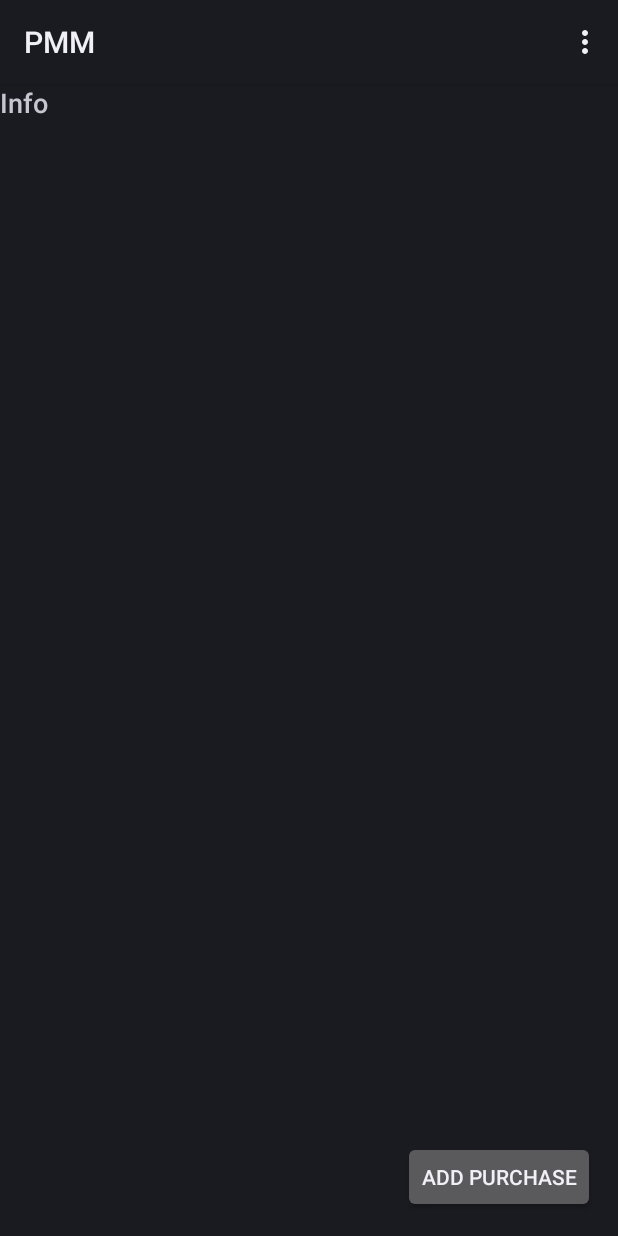
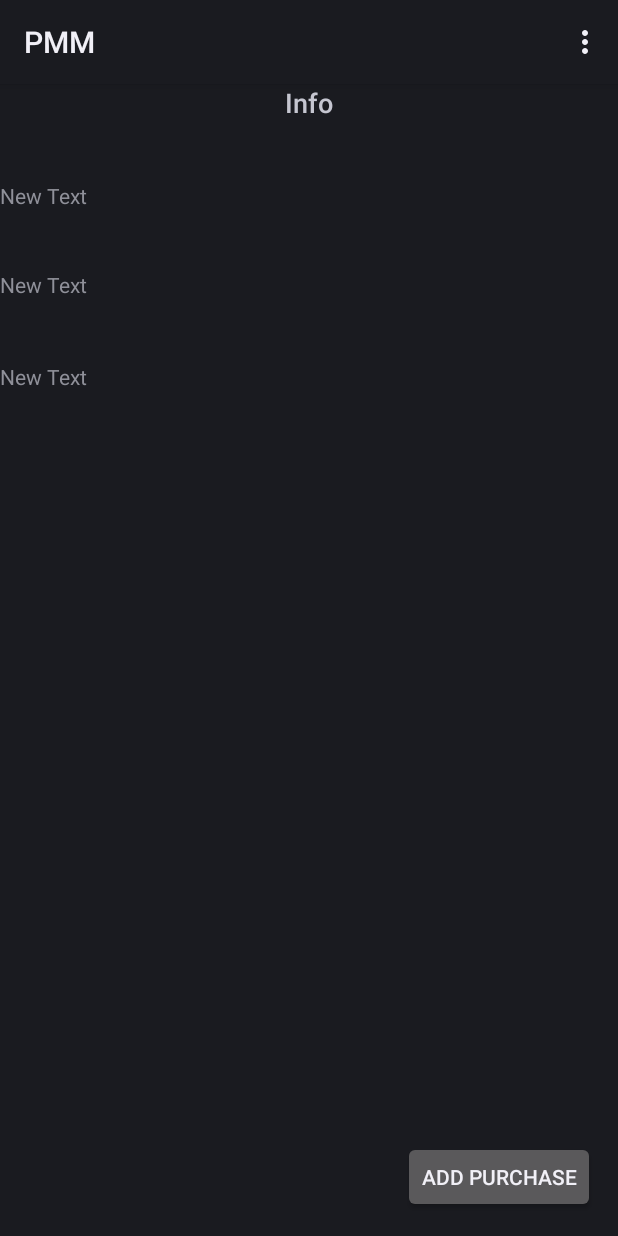
Before and after one commit to tylerstonge/PersonalMoneyManager, an Android app: the screen it shows after launch (MainActivity), on a phone screen of 412 x 824 dp. Run offline under Robolectric (Android 15) with nearby library versions, the phone set to English and light mode, and no system bars.

```diff
--- a/src/main/java/edu/oswego/tygama344/DatabaseContract.java
+++ b/src/main/java/edu/oswego/tygama344/DatabaseContract.java
@@ -15,6 +15,6 @@ public final class DatabaseContract {
 		public static final String CREATE = "create table " + TABLE_NAME + "(" +
 				_ID + " integer primary key autoincrement, " +
 			COLUMN_NAME + " text not null, " +
-			COLUMN_AMOUNT + " float not null);";
+			COLUMN_AMOUNT + " integer not null);";
 	}
 }
--- a/src/main/java/edu/oswego/tygama344/MainActivity.java
+++ b/src/main/java/edu/oswego/tygama344/MainActivity.java
@@ -84,7 +84,7 @@ public class MainActivity extends Activity {
                 String name = data.getStringExtra("name");
                 double amount = data.getDoubleExtra("amount", 0.0);
                 // Store the new purchase object
-                db.insertPurchase(new Purchase(name, amount));
+                db.insertPurchase(new Purchase(name, (int)(amount*(100))));
             }
         }
     }
--- a/src/main/java/edu/oswego/tygama344/MySQLiteHelper.java
+++ b/src/main/java/edu/oswego/tygama344/MySQLiteHelper.java
@@ -28,7 +28,7 @@ public class MySQLiteHelper extends SQLiteOpenHelper {
         onCreate(db);
     }
 
-	public boolean insertPurchase(String name, float amount) {
+	public boolean insertPurchase(String name, int amount) {
 		SQLiteDatabase db = this.getWritableDatabase();
 		ContentValues vals = new ContentValues();
 		vals.put(DatabaseContract.PurchaseEntry.COLUMN_NAME, name);
@@ -55,7 +55,7 @@ public class MySQLiteHelper extends SQLiteOpenHelper {
 
         if (cursor.moveToFirst()) {
             String name = cursor.getString(cursor.getColumnIndex(DatabaseContract.PurchaseEntry.COLUMN_NAME));
-            float amount = cursor.getFloat(cursor.getColumnIndex(DatabaseContract.PurchaseEntry.COLUMN_AMOUNT));
+            int amount = cursor.getInt(cursor.getColumnIndex(DatabaseContract.PurchaseEntry.COLUMN_AMOUNT));
             cursor.close();
 
             return new Purchase(id, name, amount);
@@ -72,7 +72,7 @@ public class MySQLiteHelper extends SQLiteOpenHelper {
 		while (!cursor.isAfterLast()) {
             int id = cursor.getInt(cursor.getColumnIndex(DatabaseContract.PurchaseEntry._ID));
             String name = cursor.getString(cursor.getColumnIndex(DatabaseContract.PurchaseEntry.COLUMN_NAME));
-            float amount = cursor.getFloat(cursor.getColumnIndex(DatabaseContract.PurchaseEntry.COLUMN_AMOUNT));
+            int amount = cursor.getInt(cursor.getColumnIndex(DatabaseContract.PurchaseEntry.COLUMN_AMOUNT));
             purchases.add(new Purchase(id, name, amount));
             cursor.moveToNext();
         }
--- a/src/main/java/edu/oswego/tygama344/PurchaseAdapter.java
+++ b/src/main/java/edu/oswego/tygama344/PurchaseAdapter.java
@@ -32,7 +32,7 @@ public class PurchaseAdapter extends ArrayAdapter<Purchase> {
         TextView amountTextView = (TextView) row.findViewById(R.id.amountTextView);
         nameTextView.setText(data.get(position).getName());
         nameTextView.setTag(data.get(position).getId());
-        amountTextView.setText(Double.toString(data.get(position).getAmount()));
+        amountTextView.setText(data.get(position).getDollars());
 
         return row;
     }
--- a/src/main/res/layout/main.xml
+++ b/src/main/res/layout/main.xml
@@ -5,12 +5,13 @@
     android:orientation="vertical">
 
     <TextView
-        android:id="@+id/info"
-        android:layout_width="wrap_content"
-        android:layout_height="wrap_content"
-        android:layout_gravity="center_horizontal"
-        android:text="Info"
-        android:textAppearance="?android:attr/textAppearanceMedium" />
+            android:id="@+id/info"
+            android:layout_width="wrap_content"
+            android:layout_height="wrap_content"
+            android:layout_gravity="center_horizontal"
+            android:text="Info"
+            android:textAppearance="?android:attr/textAppearanceMedium" android:layout_alignParentTop="true"
+            android:layout_centerHorizontal="true"/>
 
     <Button
         android:id="@+id/addNewButton"
@@ -23,5 +24,24 @@
         android:layout_marginEnd="15dp"
         android:layout_marginRight="15dp"
         android:text="@string/addNewButton" />
+    <TextView
+            android:layout_width="wrap_content"
+            android:layout_height="wrap_content"
+            android:text="New Text"
+            android:id="@+id/text1" android:layout_below="@+id/info"
+            android:layout_marginTop="40dp"/>
+    <TextView
+            android:layout_width="wrap_content"
+            android:layout_height="wrap_content"
+            android:text="New Text"
+            android:id="@+id/text2" android:layout_below="@+id/text1" android:layout_alignParentLeft="true"
+            android:layout_alignParentStart="true" android:layout_marginTop="40dp"/>
+    <TextView
+            android:layout_width="wrap_content"
+            android:layout_height="wrap_content"
+            android:text="New Text"
+            android:id="@+id/text3"
+            android:layout_marginTop="42dp" android:layout_below="@+id/text2" android:layout_alignParentLeft="true"
+            android:layout_alignParentStart="true"/>
 
 </RelativeLayout>
```
Also changed, not shown: src/main/java/edu/oswego/tygama344/Purchase.java (+12 -4 lines), 1 other file.
